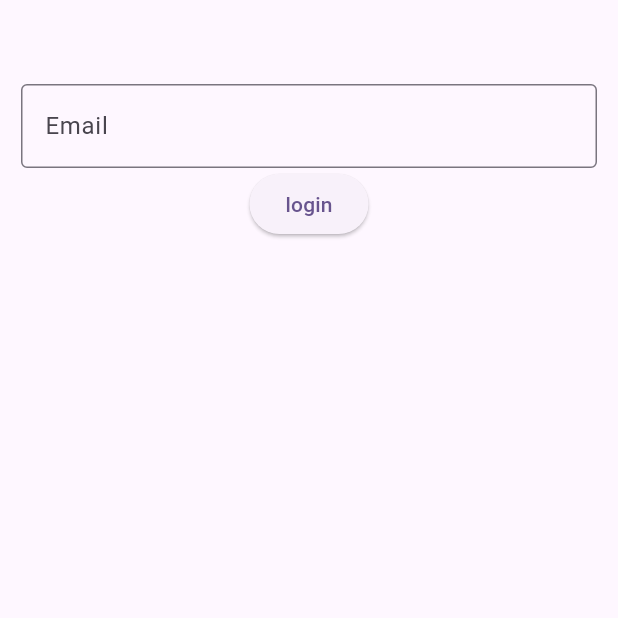
After one commit to Onebluesky882/waimath, a Flutter app: the screen it shows after launch, after a tap on "sign in", on a phone screen of 412 x 824 dp, the top half of it. The commit adds this screen. Run offline on Flutter 3.47's test engine with Material 3 defaults, Android fonts, the phone set to English and light mode, and no system bars; our stand-ins replace go_router, google_sign_in, supabase_flutter, url_strategy; accounts and stored records are empty.

Commit message:
build : custom padding XY

```diff
--- a/lib/app_router.dart
+++ b/lib/app_router.dart
@@ -1,6 +1,6 @@
 import 'package:flutter/material.dart';
 import 'package:go_router/go_router.dart';
-import 'package:waimath/auth/presetation/login_page.dart';
+import 'package:waimath/feature/auth/presetation/login_page.dart';
 import 'package:waimath/homepage.dart';
 
 class AppRouter {
--- /dev/null
+++ b/lib/common/padding_xy.dart
@@ -0,0 +1,32 @@
+import 'package:flutter/material.dart';
+
+class PaddingX extends StatelessWidget {
+  final double number;
+  final Widget child;
+
+  const PaddingX({super.key, required this.number, required this.child});
+
+  @override
+  Widget build(BuildContext context) {
+    return Padding(
+      padding: EdgeInsetsGeometry.only(left: number, right: number),
+      child: child,
+    );
+  }
+}
+
+
+class PaddingY extends StatelessWidget {
+  final double number;
+  final Widget child;
+
+  const PaddingY({super.key, required this.child, required this.number});
+
+  @override
+  Widget build(BuildContext context) {
+    return Padding(
+      padding: EdgeInsetsGeometry.only(top: number, bottom: number),
+      child: child,
+    );
+  }
+}
--- /dev/null
+++ b/lib/feature/auth/presetation/login_page.dart
@@ -0,0 +1,56 @@
+import 'package:flutter/material.dart';
+import 'package:waimath/common/padding_xy.dart';
+
+class LoginPage extends StatefulWidget {
+  const LoginPage({super.key});
+
+  @override
+  State<LoginPage> createState() => _LoginPageState();
+}
+
+class _LoginPageState extends State<LoginPage> {
+  final emailController = TextEditingController();
+  final passwordController = TextEditingController();
+
+  @override
+  void initState() {
+    super.initState();
+  }
+
+  @override
+  void dispose() {
+    emailController.dispose();
+    passwordController.dispose();
+    super.dispose();
+  }
+
+  @override
+  Widget build(BuildContext context) {
+    print(emailController);
+    return PaddingX(
+      number: 14,
+      child: Column(
+        children: [
+          Container(
+            child: TextField(
+              decoration: InputDecoration(
+                hintText: 'Email',
+                border: OutlineInputBorder(),
+              ),
+              controller: emailController,
+            ),
+          ),
+
+          ElevatedButton(
+            onPressed: () {
+              void login() {
+                print('$emailController');
+              }
+            },
+            child: Text('login'),
+          ),
+        ],
+      ),
+    );
+  }
+}
```
Also changed, not shown: lib/auth/presetation/google_signin.dart (deleted, +0 -37 lines), lib/auth/presetation/login_page.dart (deleted, +0 -15 lines), lib/homepage.dart (+3 -37 lines), lib/feature/auth/domain/entities/User.dart (renamed from lib/auth/domain/entities/User.dart), lib/feature/auth/domain/repository/repository.dart (renamed from lib/auth/domain/repository/repository.dart), 4 other files.
